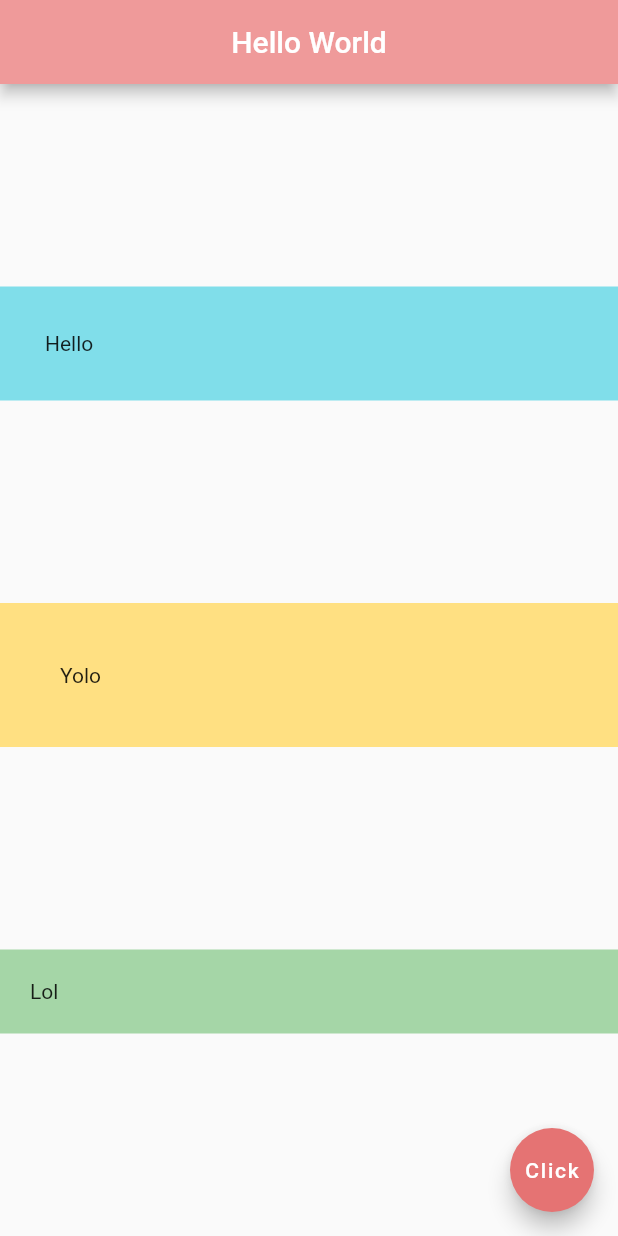
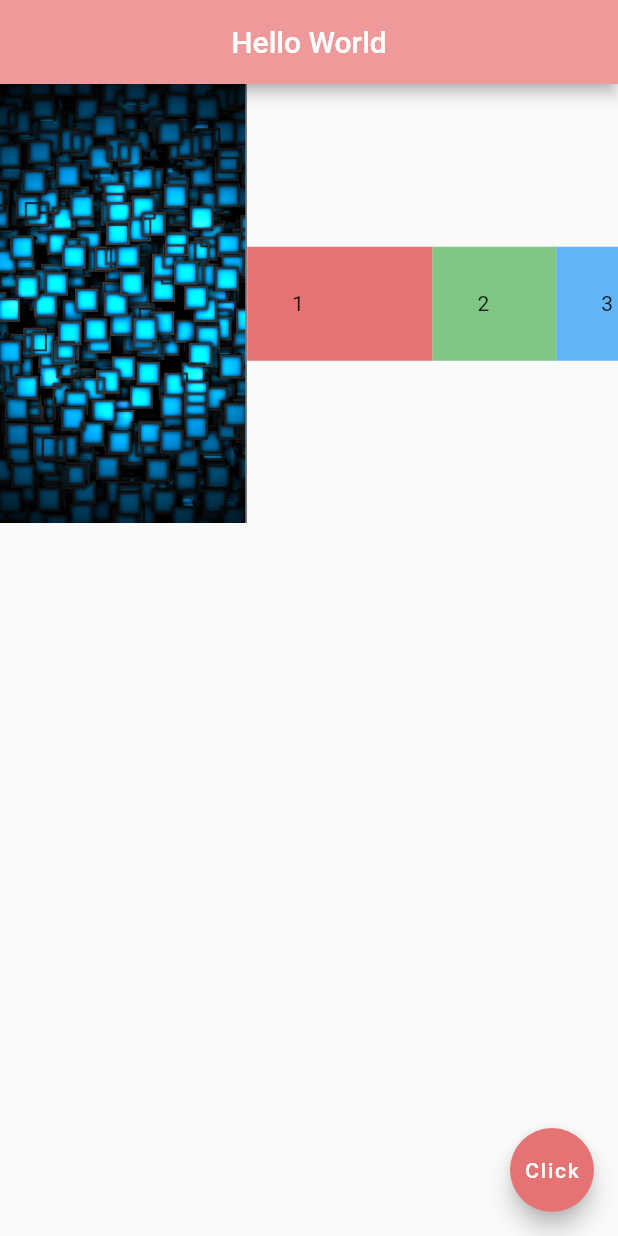
Before and after one commit to HarshitCd/Learning-App-Dev-with-Flutter, a Flutter app: the screen it shows after launch, on a phone screen of 412 x 824 dp. Run offline on Flutter 3.47's test engine with Material 2 defaults, Android fonts, the phone set to English and light mode, and no system bars.

Commit message:
Lesson9 Expanded Widgets

```diff
--- a/lib/main.dart
+++ b/lib/main.dart
@@ -14,24 +14,37 @@ class Home extends StatelessWidget {
         centerTitle: true,
         backgroundColor: Colors.red[200],
       ),
-      body: Column(
-        mainAxisAlignment: MainAxisAlignment.spaceEvenly,
-        crossAxisAlignment: CrossAxisAlignment.stretch,
+      body: Row(
         children: <Widget>[
-          Container(
-            padding: EdgeInsets.all(30.0),
-            color: Colors.cyan[200],
-            child: Text('Hello'),
+          Expanded(
+              flex: 4,
+              child: Image.asset('assets/1img.jpg')
           ),
-          Container(
-            padding: EdgeInsets.all(40.0),
-            color: Colors.amber[200],
-            child: Text('Yolo'),
+          Expanded(
+            flex: 3,
+            child: Container(
+              padding: EdgeInsets.all(30.0),
+              color: Colors.red[300],
+              child: Text('1'),
+            ),
           ),
-          Container(
-            padding: EdgeInsets.all(20.0),
-            color: Colors.green[200],
-            child: Text('Lol'),
+
+          Expanded(
+            flex: 2,
+            child: Container(
+              padding: EdgeInsets.all(30.0),
+              color: Colors.green[300],
+              child: Text('2'),
+            ),
+          ),
+
+          Expanded(
+            flex: 1,
+            child: Container(
+              padding: EdgeInsets.all(30.0),
+              color: Colors.blue[300],
+              child: Text('3'),
+            ),
           ),
 
         ],
```
